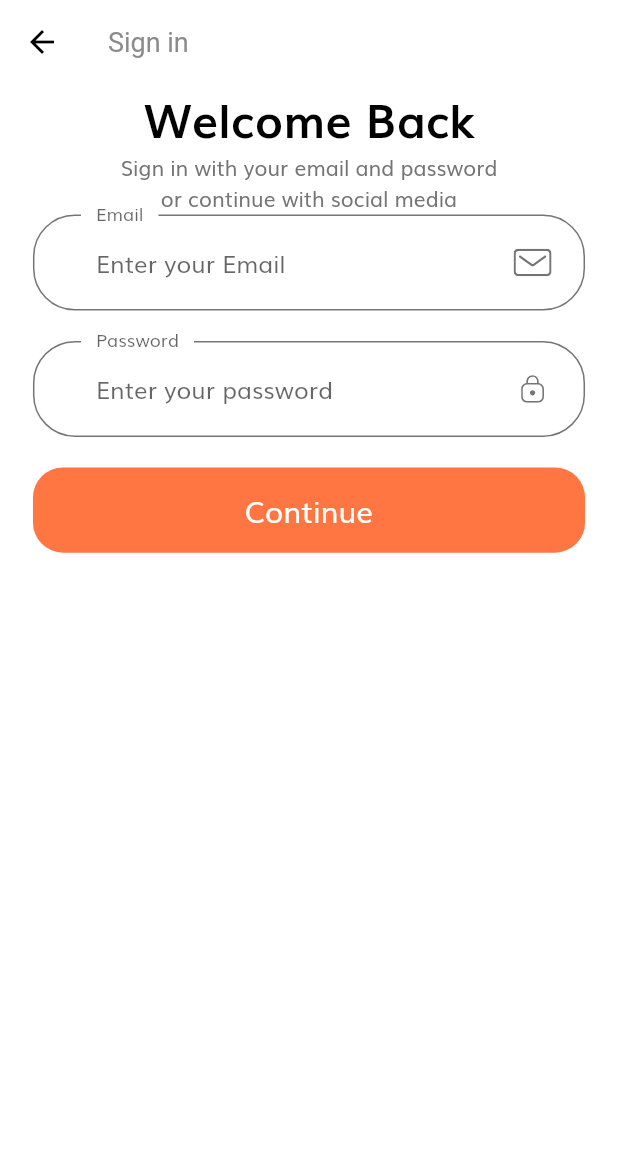
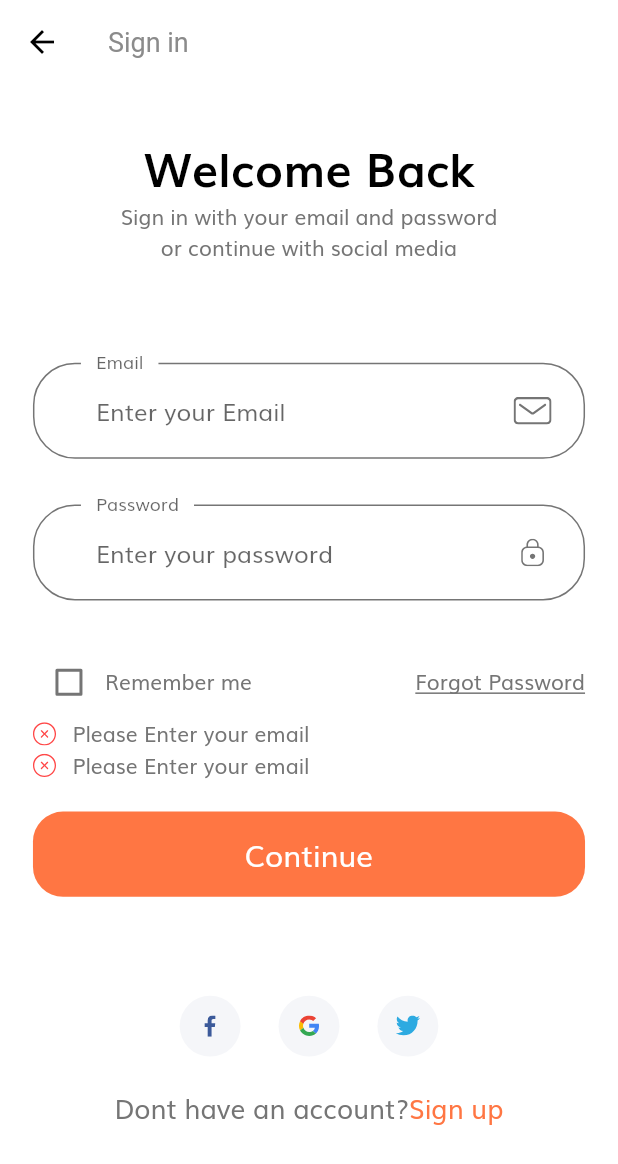
Before and after one commit to Juanr1m/E-commerce-UI, a Flutter app: the SigninScreen screen opened by its route, after a tap on "Continue", on a phone screen of 412 x 824 dp. Shown: the top 1164 px of the screen. Run offline on Flutter 3.47's test engine with Material 2 defaults, Android fonts, the phone set to English and light mode, and no system bars; our stand-ins replace flutter_svg.

Commit message:
Sign in screen done

```diff
--- /dev/null
+++ b/lib/components/form_error.dart
@@ -0,0 +1,39 @@
+import 'package:flutter/material.dart';
+import 'package:flutter_svg/svg.dart';
+
+import '../size_config.dart';
+
+class FormError extends StatelessWidget {
+  const FormError({
+    Key key,
+    @required this.errors,
+  }) : super(key: key);
+
+  final List<String> errors;
+
+  @override
+  Widget build(BuildContext context) {
+    return Column(
+      children: List.generate(
+        errors.length,
+        (index) => formErrorText(),
+      ),
+    );
+  }
+
+  Row formErrorText() {
+    return Row(
+      children: [
+        SvgPicture.asset(
+          "assets/icons/Error.svg",
+          height: getProportionateScreenWidth(14),
+          width: getProportionateScreenWidth(14),
+        ),
+        SizedBox(
+          width: getProportionateScreenWidth(10),
+        ),
+        Text(errors[0]),
+      ],
+    );
+  }
+}
--- /dev/null
+++ b/lib/components/social_card.dart
@@ -0,0 +1,33 @@
+import 'package:flutter/material.dart';
+import 'package:flutter_svg/svg.dart';
+
+import '../size_config.dart';
+
+class SocalCard extends StatelessWidget {
+  const SocalCard({
+    Key key,
+    this.icon,
+    this.press,
+  }) : super(key: key);
+  final String icon;
+  final Function press;
+
+  @override
+  Widget build(BuildContext context) {
+    return GestureDetector(
+      onTap: press,
+      child: Container(
+        margin:
+            EdgeInsets.symmetric(horizontal: getProportionateScreenWidth(10)),
+        padding: EdgeInsets.all(getProportionateScreenWidth(12)),
+        height: getProportionateScreenHeight(40),
+        width: getProportionateScreenWidth(40),
+        decoration: BoxDecoration(
+          color: Color(0xFFF5F6F9),
+          shape: BoxShape.circle,
+        ),
+        child: SvgPicture.asset(icon),
+      ),
+    );
+  }
+}
--- a/lib/constants.dart
+++ b/lib/constants.dart
@@ -14,3 +14,12 @@ const kSecondaryColor = Color(0xFF979797);
 const kTextColor = Color(0xFF757575);
 
 const kAnimationDuration = Duration(milliseconds: 200);
+
+// Form Error
+final RegExp emailValidatorRegExp =
+    RegExp(r"^[a-zA-Z0-9.]+@[a-zA-Z0-9]+\.[a-zA-Z]+");
+const String kEmailNullError = "Please Enter your email";
+const String kInvalidEmailError = "Please Enter Valid Email";
+const String kPassNullError = "Please Enter your password";
+const String kShortPassError = "Password is too short";
+const String kMatchPassError = "Passwords don't match";
--- a/lib/screens/sign_in/components/body.dart
+++ b/lib/screens/sign_in/components/body.dart
@@ -1,6 +1,10 @@
 import 'package:flutter/material.dart';
-import 'package:flutter_way/components/custom_suffix_icon.dart';
-import 'package:flutter_way/screens/splash/components/body.dart';
+
+import 'package:flutter_way/components/social_card.dart';
+import 'package:flutter_way/constants.dart';
+
+import 'package:flutter_way/screens/sign_in/components/sign_form.dart';
+
 import 'package:flutter_way/size_config.dart';
 
 class Body extends StatelessWidget {
@@ -15,8 +19,12 @@ class Body extends StatelessWidget {
           padding: EdgeInsets.symmetric(
             horizontal: getProportionateScreenWidth(20),
           ),
+          child: SingleChildScrollView(
             child: Column(
               children: [
+                SizedBox(
+                  height: SizeConfig.screenHeight * 0.04,
+                ),
                 Text(
                   "Welcome Back",
                   style: TextStyle(
@@ -28,79 +36,54 @@ class Body extends StatelessWidget {
                   "Sign in with your email and password \nor continue with social media",
                   textAlign: TextAlign.center,
                 ),
+                SizedBox(
+                  height: SizeConfig.screenHeight * 0.08,
+                ),
                 SignForm(),
+                SizedBox(
+                  height: SizeConfig.screenHeight * 0.08,
+                ),
+                Row(
+                  mainAxisAlignment: MainAxisAlignment.center,
+                  children: [
+                    SocalCard(
+                      icon: 'assets/icons/facebook-2.svg',
+                      press: () {},
+                    ),
+                    SocalCard(
+                      icon: 'assets/icons/google-icon.svg',
+                      press: () {},
+                    ),
+                    SocalCard(
+                      icon: 'assets/icons/twitter.svg',
+                      press: () {},
+                    ),
                   ],
+                ),
+                SizedBox(
+                  height: getProportionateScreenHeight(20),
+                ),
+                Row(
+                  mainAxisAlignment: MainAxisAlignment.center,
+                  children: [
+                    Text(
+                      "Dont have an account?",
+                      style:
+                          TextStyle(fontSize: getProportionateScreenWidth(16)),
+                    ),
+                    Text(
+                      "Sign up",
+                      style: TextStyle(
+                          fontSize: getProportionateScreenWidth(16),
+                          color: kPrimaryColor),
+                    ),
+                  ],
+                )
+              ],
+            ),
           ),
         ),
       ),
     );
   }
 }
-
-class SignForm extends StatefulWidget {
-  SignForm({Key key}) : super(key: key);
-
-  @override
-  _SignFormState createState() => _SignFormState();
-}
-
-class _SignFormState extends State<SignForm> {
-  final _formkey = GlobalKey<FormState>();
-  final List<String> errors = [];
-  @override
-  Widget build(BuildContext context) {
-    return Form(
-      key: _formkey,
-      child: Column(
-        children: [
-          buildEmailFormField(),
-          SizedBox(
-            height: getProportionateScreenHeight(20),
-          ),
-          buildPasswordFormField(),
-          SizedBox(
-            height: getProportionateScreenHeight(20),
-          ),
-          DefaultButton(
-            text: "Continue",
-            press: () {},
-          )
-        ],
-      ),
-    );
-  }
-
-  TextFormField buildPasswordFormField() {
-    return TextFormField(
-      validator: (value) {
-        if (value.isEmpty) {
-          setState(() {});
-        }
-      },
-      obscureText: true,
-      keyboardType: TextInputType.emailAddress,
-      decoration: InputDecoration(
-        hintText: "Enter your password",
-        floatingLabelBehavior: FloatingLabelBehavior.always,
-        labelText: "Password",
-        suffixIcon: CustomSuffixIcon(
-          svgIcon: "assets/icons/Lock.svg",
-        ),
-      ),
-    );
-  }
-
-  TextFormField buildEmailFormField() {
-    return TextFormField(
-      keyboardType: TextInputType.emailAddress,
-      decoration: InputDecoration(
-        hintText: "Enter your Email",
-        floatingLabelBehavior: FloatingLabelBehavior.always,
-        labelText: "Email",
-        suffixIcon: CustomSuffixIcon(
-          svgIcon: "assets/icons/Mail.svg",
-        ),
-      ),
-    );
-  }
-}
--- /dev/null
+++ b/lib/screens/sign_in/components/sign_form.dart
@@ -0,0 +1,155 @@
+import 'package:flutter/material.dart';
+import 'package:flutter_way/components/custom_suffix_icon.dart';
+import 'package:flutter_way/components/default_button.dart';
+import 'package:flutter_way/components/form_error.dart';
+
+import '../../../constants.dart';
+import '../../../size_config.dart';
+
+class SignForm extends StatefulWidget {
+  SignForm({Key key}) : super(key: key);
+
+  @override
+  _SignFormState createState() => _SignFormState();
+}
+
+class _SignFormState extends State<SignForm> {
+  final _formkey = GlobalKey<FormState>();
+  final List<String> errors = [];
+  String email;
+  String password;
+  bool remember = false;
+
+  var kPrimaryColor;
+  @override
+  Widget build(BuildContext context) {
+    var formError = FormError;
+    return Form(
+      key: _formkey,
+      child: Column(
+        children: [
+          buildEmailFormField(),
+          SizedBox(
+            height: getProportionateScreenHeight(30),
+          ),
+          buildPasswordFormField(),
+          SizedBox(
+            height: getProportionateScreenHeight(30),
+          ),
+          Row(
+            children: [
+              Checkbox(
+                value: remember,
+                activeColor: kPrimaryColor,
+                onChanged: (value) {
+                  setState(() {
+                    remember = value;
+                  });
+                },
+              ),
+              Text("Remember me"),
+              Spacer(),
+              Text(
+                "Forgot Password",
+                style: TextStyle(decoration: TextDecoration.underline),
+              )
+            ],
+          ),
+          FormError(errors: errors),
+          SizedBox(
+            height: getProportionateScreenHeight(20),
+          ),
+          DefaultButton(
+            text: "Continue",
+            press: () {
+              if (_formkey.currentState.validate()) {
+                _formkey.currentState.save();
+              }
+            },
+          )
+        ],
+      ),
+    );
+  }
+
+  TextFormField buildPasswordFormField() {
+    return TextFormField(
+      onSaved: (newValue) => password = newValue,
+      onChanged: (value) {
+        if (value.isNotEmpty && errors.contains(kPassNullError)) {
+          setState(() {
+            errors.remove(kPassNullError);
+          });
+        } else if (value.length >= 8 && !errors.contains(kShortPassError)) {
+          setState(() {
+            errors.remove(kShortPassError);
+          });
+        }
+        return null;
+      },
+      validator: (value) {
+        if (value.isEmpty && !errors.contains(kPassNullError)) {
+          setState(() {
+            errors.add(kPassNullError);
+          });
+        } else if (value.length < 8 && !errors.contains(kShortPassError)) {
+          setState(() {
+            errors.add(kShortPassError);
+          });
+        }
+        return null;
+      },
+      obscureText: true,
+      keyboardType: TextInputType.emailAddress,
+      decoration: InputDecoration(
+        hintText: "Enter your password",
+        floatingLabelBehavior: FloatingLabelBehavior.always,
+        labelText: "Password",
+        suffixIcon: CustomSuffixIcon(
+          svgIcon: "assets/icons/Lock.svg",
+        ),
+      ),
+    );
+  }
+
+  TextFormField buildEmailFormField() {
+    return TextFormField(
+      onSaved: (newValue) => email = newValue,
+      onChanged: (value) {
+        if (value.isNotEmpty && !errors.contains(kEmailNullError)) {
+          setState(() {
+            errors.remove(kEmailNullError);
+          });
+        } else if (emailValidatorRegExp.hasMatch(value) &&
+            errors.contains(kInvalidEmailError)) {
+          setState(() {
+            errors.remove(kInvalidEmailError);
+          });
+        }
+        return null;
+      },
+      validator: (value) {
+        if (value.isEmpty && !errors.contains(kEmailNullError)) {
+          setState(() {
+            errors.add(kEmailNullError);
+          });
+        } else if (emailValidatorRegExp.hasMatch(value) &&
+            !errors.contains(kInvalidEmailError)) {
+          setState(() {
+            errors.add(kInvalidEmailError);
+          });
+        }
+        return null;
+      },
+      keyboardType: TextInputType.emailAddress,
+      decoration: InputDecoration(
+        hintText: "Enter your Email",
+        floatingLabelBehavior: FloatingLabelBehavior.always,
+        labelText: "Email",
+        suffixIcon: CustomSuffixIcon(
+          svgIcon: "assets/icons/Mail.svg",
+        ),
+      ),
+    );
+  }
+}
```
Lines whose indentation alone changed are shown as unchanged.
